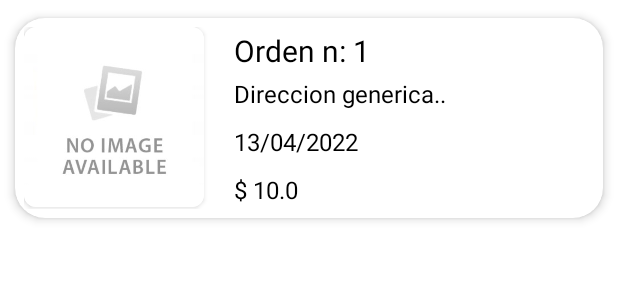
After one commit to AguuSz/proyecto-integrador-TM, an Android app: the layout order_element.xml on its own in the app's theme, with its tools: preview values and no code run, on a phone screen of 412 x 824 dp. The commit adds this screen. Shown: the top 300 px of the screen. Run offline under Robolectric (Android 15) with nearby library versions, the phone set to English and light mode, and no system bars; network calls fail.

Commit message:
added order tab working properly

```diff
--- a/app/src/main/java/com/agus/proyectointegradortm/adapters/ProductsAdapter.kt
+++ b/app/src/main/java/com/agus/proyectointegradortm/adapters/ProductsAdapter.kt
@@ -17,6 +17,7 @@ class ProductsAdapter(
 ) : RecyclerView.Adapter<ProductsAdapter.ViewHolder>() {
     private var productList = emptyList<Product>()
     private lateinit var context: Context
+
     override fun onCreateViewHolder(viewGroup: ViewGroup, i: Int): ViewHolder {
         val v = LayoutInflater.from(viewGroup.context)
             .inflate(R.layout.product_element, viewGroup, false)
--- /dev/null
+++ b/app/src/main/res/layout/order_element.xml
@@ -0,0 +1,94 @@
+<?xml version="1.0" encoding="utf-8"?>
+<androidx.cardview.widget.CardView
+    xmlns:android="http://schemas.android.com/apk/res/android"
+    xmlns:app="http://schemas.android.com/apk/res-auto"
+    android:id="@+id/cv"
+    android:layout_width="match_parent"
+    android:layout_height="wrap_content"
+    android:animateLayoutChanges="true"
+    app:cardCornerRadius="20dp"
+    app:cardElevation="4dp"
+    app:cardUseCompatPadding="true">
+
+    <LinearLayout
+        android:layout_width="match_parent"
+        android:layout_height="wrap_content"
+        android:animateLayoutChanges="true"
+        android:orientation="vertical">
+
+        <RelativeLayout
+            android:layout_width="match_parent"
+            android:layout_height="wrap_content"
+            android:orientation="horizontal"
+            android:padding="6dp">
+            <androidx.cardview.widget.CardView
+                android:id="@+id/cvProductImage"
+                android:layout_width="wrap_content"
+                android:layout_height="wrap_content"
+                app:cardCornerRadius="8dp"
+                android:elevation="0dp">
+                <ImageView
+                    android:id="@+id/ivOrderImage"
+                    android:layout_width="120dp"
+                    android:layout_height="120dp"
+                    android:layout_alignParentStart="true"
+                    android:layout_centerVertical="true"
+                    android:layout_gravity="center"
+
+                    android:src="@drawable/no_img_avaliable"
+                    android:contentDescription="background" />
+            </androidx.cardview.widget.CardView>
+
+            <LinearLayout
+                android:id="@+id/linearLayout"
+                android:layout_width="wrap_content"
+                android:layout_height="wrap_content"
+                android:layout_alignParentTop="true"
+                android:layout_marginStart="20dp"
+                android:layout_marginTop="2dp"
+                android:layout_toEndOf="@id/cvProductImage"
+                android:orientation="vertical">
+
+                <TextView
+                    android:id="@+id/tvOrderID"
+                    android:layout_width="match_parent"
+                    android:layout_height="wrap_content"
+                    android:layout_marginBottom="4dp"
+                    android:breakStrategy="high_quality"
+                    android:text="Orden n: 1"
+                    android:textColor="@color/black"
+                    android:textSize="20sp" />
+
+                <TextView
+                    android:id="@+id/tvOrderAddress"
+                    android:layout_width="match_parent"
+                    android:layout_height="wrap_content"
+                    android:layout_marginBottom="10dp"
+                    android:breakStrategy="high_quality"
+                    android:text="Direccion generica.."
+                    android:textColor="@color/black"
+                    android:textSize="16sp" />
+
+                <TextView
+                    android:id="@+id/tvOrderDate"
+                    android:layout_width="match_parent"
+                    android:layout_height="wrap_content"
+                    android:layout_marginBottom="10dp"
+                    android:breakStrategy="high_quality"
+                    android:text="13/04/2022"
+                    android:textColor="@color/black"
+                    android:textSize="16sp" />
+
+                <TextView
+                    android:id="@+id/tvOrderPrice"
+                    android:layout_width="match_parent"
+                    android:layout_height="wrap_content"
+                    android:layout_marginBottom="2dp"
+                    android:breakStrategy="high_quality"
+                    android:text="$ 10.0"
+                    android:textColor="@color/black"
+                    android:textSize="16sp" />
+            </LinearLayout>
+        </RelativeLayout>
+    </LinearLayout>
+</androidx.cardview.widget.CardView>
```
Also changed, not shown: app/src/main/java/com/agus/proyectointegradortm/activities/OrderActivity.kt (+21 -10 lines), app/src/main/java/com/agus/proyectointegradortm/adapters/OrderAdapter.kt (added, +70 -0 lines), app/src/main/res/layout/activity_order.xml (+9 -18 lines).
